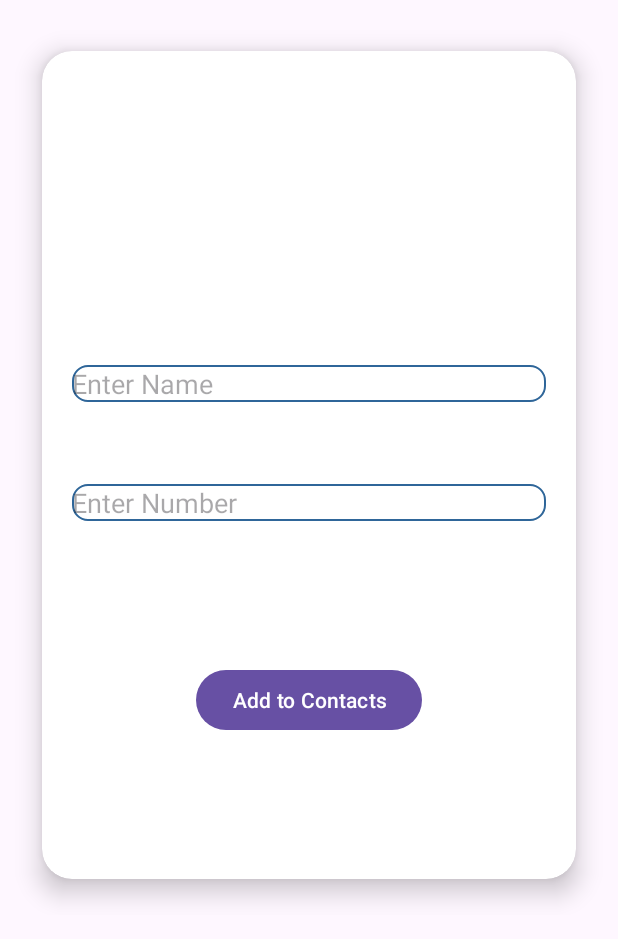
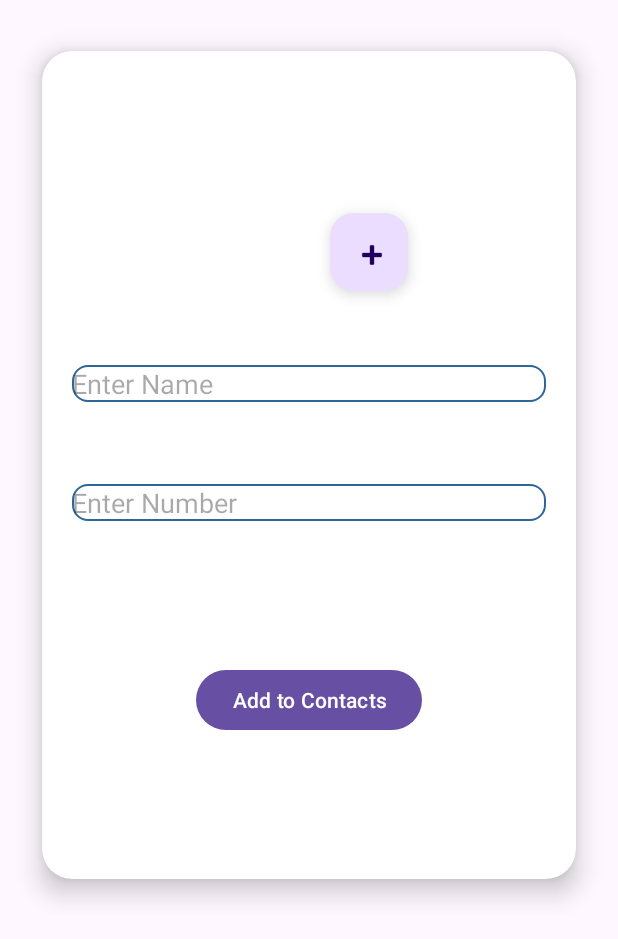
Before and after one commit to mac-bmc/Contact-Manager-Android-Application, an Android app: the screen it shows after launch (AddToContactsActivity), after a tap on an icon or button, on a phone screen of 412 x 824 dp. Shown: the top 939 px of the screen. Run offline under Robolectric (Android 15) with nearby library versions, the phone set to English and light mode, and no system bars; our stand-ins replace Room's generated code, data binding.

```diff
--- a/app/build.gradle.kts
+++ b/app/build.gradle.kts
@@ -68,4 +68,6 @@ dependencies {
 
     //coroutines
     implementation("org.jetbrains.kotlinx:kotlinx-coroutines-android:1.7.3")
+    implementation ("com.github.bumptech.glide:glide:4.12.0")
+    annotationProcessor ("com.github.bumptech.glide:compiler:4.12.0")
 }
--- a/app/src/main/java/com/example/contactmanager/view/ContactDetailActivity.kt
+++ b/app/src/main/java/com/example/contactmanager/view/ContactDetailActivity.kt
@@ -65,6 +65,7 @@ class ContactDetailActivity : AppCompatActivity() {
             }
 
 
+
         }
     }
 }
--- a/app/src/main/res/layout/activity_add_to_contacts.xml
+++ b/app/src/main/res/layout/activity_add_to_contacts.xml
@@ -42,7 +42,7 @@
                     app:layout_constraintHorizontal_bias="0.501"
                     app:layout_constraintStart_toStartOf="parent"
                     app:layout_constraintTop_toTopOf="parent"
-                    tools:srcCompat="@tools:sample/avatars" />
+                    tools:srcCompat="@drawable/placeholder_image" />
 
                 <EditText
                     android:id="@+id/editContactName"
@@ -84,6 +84,18 @@
                     app:layout_constraintEnd_toEndOf="parent"
                     app:layout_constraintStart_toStartOf="parent"
                     app:layout_constraintTop_toBottomOf="@+id/editContactNumber" />
+
+                <com.google.android.material.floatingactionbutton.FloatingActionButton
+                    android:id="@+id/imageAdd"
+                    android:layout_width="52dp"
+                    android:layout_height="57dp"
+                    android:layout_marginEnd="112dp"
+                    android:clickable="true"
+                    app:layout_constraintBottom_toBottomOf="parent"
+                    app:layout_constraintEnd_toEndOf="parent"
+                    app:layout_constraintTop_toTopOf="parent"
+                    app:layout_constraintVertical_bias="0.216"
+                    app:srcCompat="@android:drawable/ic_input_add" />
             </androidx.constraintlayout.widget.ConstraintLayout>
 
         </androidx.cardview.widget.CardView>
--- a/app/src/main/res/values/strings.xml
+++ b/app/src/main/res/values/strings.xml
@@ -1,3 +1,8 @@
 <resources>
     <string name="app_name">ContactManager</string>
+    <string name="yes">Yes</string>
+    <string name="no">No</string>
+    <string name="cancel">Cancel</string>
+    <string name="cam">Capture from Camera</string>
+    <string name="gallery">Upload from gallery</string>
 </resources>
```
Also changed, not shown: app/src/main/AndroidManifest.xml (+7 -1 lines), app/src/main/java/com/example/contactmanager/repositories/ImageRepository.kt (added, +10 -0 lines), app/src/main/java/com/example/contactmanager/view/AddToContactsActivity.kt (+72 -0 lines), app/src/main/java/com/example/contactmanager/view/ContactListActivity.kt (+16 -2 lines), gradle.properties (+9 -16 lines), app/src/main/res/drawable/placeholder_image.jpg (added).
